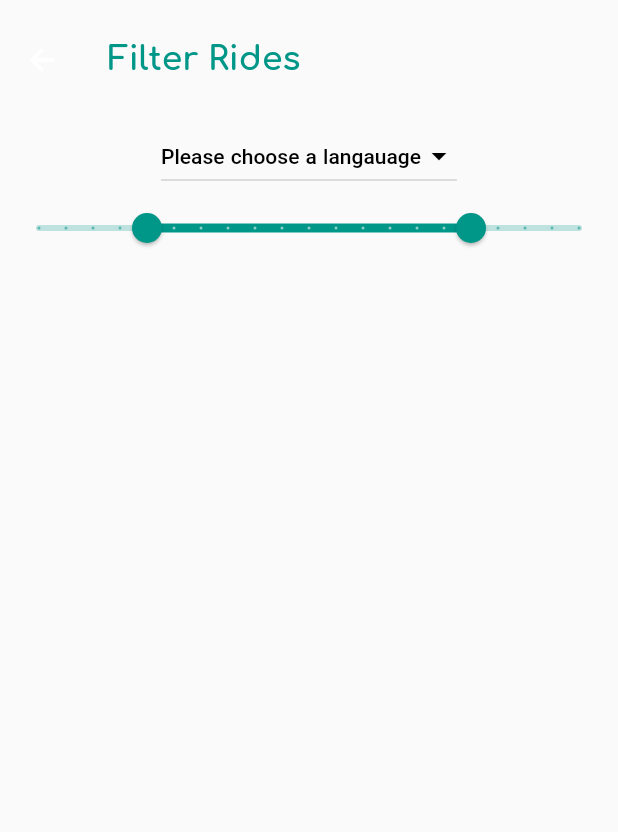
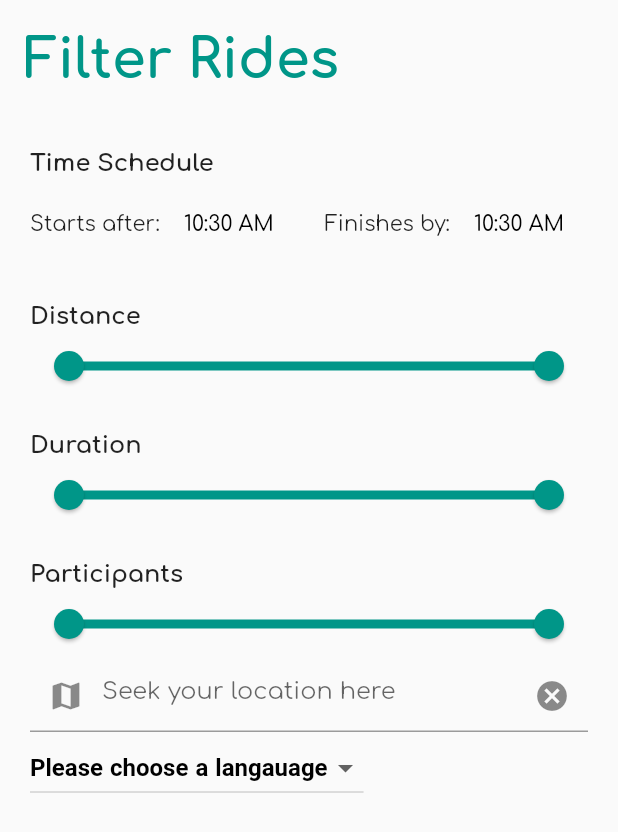
Before and after one commit to tompsota/RideWithMe, a Flutter app: the FilterRidesPage screen opened directly, on a phone screen of 412 x 824 dp. Shown: the top 832 px of the screen. Run offline on Flutter 3.47's test engine with Material 2 defaults, Android fonts, the phone set to English and light mode, and no system bars; our stand-ins replace google_fonts.

Commit message:
Filter Rides: added Time picker, Location picker

```diff
--- a/lib/main.dart
+++ b/lib/main.dart
@@ -18,12 +18,13 @@ class MyApp extends StatelessWidget {
       title: "Ride With Me",
       theme: ThemeData(
         primarySwatch: Colors.teal,
+        primaryColorDark: Color(0xFF152F29),
         textTheme: GoogleFonts.comfortaaTextTheme(
           Theme.of(context).textTheme,
         ),
       ),
-      home: InitialPage(),
-      // home: FilterRidesPage(),
+      // home: InitialPage(),
+      home: FilterRidesPage(),
     );
   }
 }
--- a/lib/pages/filter_rides_page.dart
+++ b/lib/pages/filter_rides_page.dart
@@ -1,11 +1,12 @@
 import 'package:flutter/material.dart';
+import 'package:ride_with_me/utils/address_search.dart';
+import 'package:ride_with_me/utils/dropdown.dart';
+import 'package:ride_with_me/utils/text.dart';
+import 'package:ride_with_me/utils/time_picker.dart';
+import 'package:ride_with_me/utils/two_way_slider.dart';
 
 class FilterRidesPage extends StatelessWidget {
   FilterRidesPage({Key? key}) : super(key: key);
-
-  //TODO this is heavy WIP
-  String _chosenValue = "todo";
-  RangeValues _currentRangeValues = RangeValues(20, 80);
 
   @override
   Widget build(BuildContext context) {
@@ -20,63 +21,53 @@ class FilterRidesPage extends StatelessWidget {
               style: TextStyle(
                 color: Theme.of(context).primaryColor,
                 fontWeight: FontWeight.bold,
-                fontSize: 22,
+                fontSize: 36,
               ),
             ),
           )),
-      body: Column(
+      body: Padding(
+        padding: const EdgeInsets.all(20),
+        child: Column(
+          crossAxisAlignment: CrossAxisAlignment.start,
           children: [
-          DropdownButton<String>(
-              focusColor: Colors.white,
-              // value: _chosenValue,
-              //elevation: 5,
-              style: TextStyle(color: Colors.white),
-              iconEnabledColor: Colors.black,
-              items: <String>[
-                'Android',
-                'IOS',
-                'Flutter',
-                'Node',
-                'Java',
-                'Python',
-                'PHP',
-              ].map<DropdownMenuItem<String>>((String value) {
-                return DropdownMenuItem<String>(
-                  value: value,
-                  child: Text(
-                    value,
-                    style: TextStyle(color: Colors.black),
+
+
+            MediumText("Time Schedule"),
+            Row(
+              mainAxisAlignment: MainAxisAlignment.spaceBetween,
+              children: [
+                Text("Starts after:"),
+                TimePicker(),
+                Spacer(),
+                Text("Finishes by:"),
+                TimePicker(),
+              ],
             ),
-                );
-              }).toList(),
-              hint: Text(
-                "Please choose a langauage",
-                style: TextStyle(color: Colors.black, fontSize: 14, fontWeight: FontWeight.w500),
+
+
+            SizedBox(height: 20),
+            MediumText("Distance"),
+            TwoWaySlider(
+              span: 120,
             ),
-              onChanged: (_) {}
-              // onChanged: (String value) {
-              //   setState(() {
-              //     _chosenValue = value;
-              //   });
-              // },
+
+
+            SizedBox(height: 20),
+            MediumText("Duration"),
+            TwoWaySlider(
+              span: 120,
             ),
-          RangeSlider(
-            values: _currentRangeValues,
-            max: 100,
-            divisions: 20,
-            labels: RangeLabels(
-                // _currentRangeValues.start.round().toString(),
-                // _currentRangeValues.end.round().toString(),
-                '20',
-                '80'),
-            onChanged: (_) {},
-            // onChanged: (RangeValues values) {
-            //   setState(() {
-            //     _currentRangeValues = values;
-            //   });
-            // },
+
+            SizedBox(height: 20),
+            MediumText("Participants"),
+            TwoWaySlider(
+              span: 120,
             ),
+            AddressSearch(title: "test",),
+
+            Dropdown(),
           ],
+        ),
       ),
     );
   }
--- /dev/null
+++ b/lib/utils/address_search.dart
@@ -0,0 +1,99 @@
+import 'package:flutter/material.dart';
+import 'package:uuid/uuid.dart';
+import 'package:http/http.dart' as http;
+import 'dart:convert';
+
+const kGoogleApiKey = "";
+
+class AddressSearch extends StatefulWidget {
+  final String title;
+
+  AddressSearch({Key? key, required this.title}) : super(key: key);
+
+  @override
+  _AddressSearchState createState() => _AddressSearchState();
+}
+
+final homeScaffoldKey = GlobalKey<ScaffoldState>();
+final searchScaffoldKey = GlobalKey<ScaffoldState>();
+
+class _AddressSearchState extends State<AddressSearch> {
+  var _controller = TextEditingController();
+  var uuid = new Uuid();
+  late String _sessionToken = uuid.v4();
+  List<dynamic> _placeList = [];
+
+  @override
+  void initState() {
+    super.initState();
+    _controller.addListener(() {
+      _onChanged();
+    });
+  }
+
+  _onChanged() {
+    if (_sessionToken == null) {
+      setState(() {
+        _sessionToken = uuid.v4();
+      });
+    }
+    getSuggestion(_controller.text);
+  }
+
+  void getSuggestion(String input) async {
+    String kPLACES_API_KEY = kGoogleApiKey;
+    String type = '(regions)';
+    String baseURL = 'https://maps.googleapis.com/maps/api/place/autocomplete/json'; // &sessiontoken=$_sessionToken
+    String request = '$baseURL?input=$input&key=$kPLACES_API_KEY';
+    final response = await http.get(
+        Uri.parse(request),
+        headers: {
+          "Accept": "application/json",
+          "Access-Control_Allow_Origin": "*",
+    });
+    if (response.statusCode == 200) {
+      setState(() {
+        _placeList = json.decode(response.body)['predictions'];
+      });
+    } else {
+      throw Exception('Failed to load predictions');
+    }
+  }
+
+  @override
+  Widget build(BuildContext context) {
+    return Center(
+      child: Column(
+        mainAxisAlignment: MainAxisAlignment.center,
+        children: <Widget>[
+          Align(
+            alignment: Alignment.topCenter,
+            child: TextField(
+              controller: _controller,
+              decoration: InputDecoration(
+                hintText: "Seek your location here",
+                focusColor: Colors.white,
+                floatingLabelBehavior: FloatingLabelBehavior.never,
+                prefixIcon: Icon(Icons.map),
+                suffixIcon: IconButton(
+                  icon: Icon(Icons.cancel),
+                  onPressed: () {},
+                ),
+              ),
+            ),
+          ),
+          ListView.builder(
+            physics: NeverScrollableScrollPhysics(),
+            shrinkWrap: true,
+            itemCount: _placeList.length,
+            itemBuilder: (context, index) {
+              return ListTile(
+                title: Text(_placeList[index]["description"]),
+              );
+            },
+          )
+        ],
+      ),
+    );
+  }
+}
--- /dev/null
+++ b/lib/utils/dropdown.dart
@@ -0,0 +1,45 @@
+import 'package:flutter/material.dart';
+
+class Dropdown extends StatefulWidget {
+  const Dropdown({Key? key}) : super(key: key);
+
+  @override
+  _DropdownState createState() => _DropdownState();
+}
+
+class _DropdownState extends State<Dropdown> {
+  String? _chosenValue;
+
+  @override
+  Widget build(BuildContext context) {
+    return DropdownButton<String>(
+      value: _chosenValue,
+      //elevation: 5,
+      style: TextStyle(color: Colors.black),
+
+      items: <String>[
+        'Android',
+        'IOS',
+        'Flutter',
+        'Node',
+        'Java',
+        'Python',
+        'PHP',
+      ].map<DropdownMenuItem<String>>((String value) {
+        return DropdownMenuItem<String>(
+          value: value,
+          child: Text(value),
+        );
+      }).toList(),
+      hint: Text(
+        "Please choose a langauage",
+        style: TextStyle(color: Colors.black, fontSize: 16, fontWeight: FontWeight.w600),
+      ),
+      onChanged: (String? value) {
+        setState(() {
+          _chosenValue = value!;
+        });
+      },
+    );
+  }
+}
--- /dev/null
+++ b/lib/utils/text.dart
@@ -0,0 +1,5 @@
+import 'package:flutter/cupertino.dart';
+
+Widget MediumText(String content) {
+  return Text(content, style: TextStyle(fontSize: 16, fontWeight: FontWeight.bold),);
+}
--- /dev/null
+++ b/lib/utils/time_picker.dart
@@ -0,0 +1,42 @@
+import 'package:flutter/material.dart';
+
+class TimePicker extends StatefulWidget {
+  const TimePicker({Key? key}) : super(key: key);
+
+  @override
+  _TimePickerState createState() => _TimePickerState();
+}
+
+class _TimePickerState extends State<TimePicker> {
+  TimeOfDay selectedTime = TimeOfDay.now();
+
+  @override
+  Widget build(BuildContext context) {
+    return Padding(
+      padding: const EdgeInsets.all(8.0),
+      child: TextButton(
+        onPressed: () {
+          _selectTime(context);
+        },
+        style: TextButton.styleFrom(
+          backgroundColor: Colors.transparent,
+          primary: Colors.black,
+        ),
+        child: Text(selectedTime.format(context)),
+      ),
+    );
+  }
+
+  _selectTime(BuildContext context) async {
+    final TimeOfDay? timeOfDay = await showTimePicker(
+      context: context,
+      initialTime: selectedTime,
+      initialEntryMode: TimePickerEntryMode.dial,
+    );
+    if (timeOfDay != null && timeOfDay != selectedTime) {
+      setState(() {
+        selectedTime = timeOfDay;
+      });
+    }
+  }
+}
--- /dev/null
+++ b/lib/utils/two_way_slider.dart
@@ -0,0 +1,42 @@
+import 'package:flutter/material.dart';
+
+class TwoWaySlider extends StatefulWidget {
+  final double span;
+
+  TwoWaySlider({Key? key, required this.span,}) : super(key: key);
+
+  @override
+  _TwoWaySliderState createState() => _TwoWaySliderState();
+}
+
+class _TwoWaySliderState extends State<TwoWaySlider> {
+  // TODO this is ignored, dunno how to fix
+  static double _span = 100;
+
+  @override
+  void initState() {
+    _span = widget.span;
+  }
+
+  double get span => widget.span;
+
+  RangeValues _currentRangeValues = RangeValues(0, _span);
+
+  @override
+  Widget build(BuildContext context) {
+    return RangeSlider(
+      values: _currentRangeValues,
+      max: _span,
+      divisions: _span.toInt(),
+      labels: RangeLabels(
+        _currentRangeValues.start.round().toString(),
+        _currentRangeValues.end.round().toString(),
+      ),
+      onChanged: (RangeValues values) {
+        setState(() {
+          _currentRangeValues = values;
+        });
+      },
+    );
+  }
+}
--- a/pubspec.yaml
+++ b/pubspec.yaml
@@ -30,6 +30,9 @@ environment:
 dependencies:
   flutter:
     sdk: flutter
+
+  http: ^0.13.4
+  uuid: ^3.0.6
 
 
   # The following adds the Cupertino Icons font to your application.
```
Also changed, not shown: 1 other file. Lines whose indentation alone changed are shown as unchanged.
